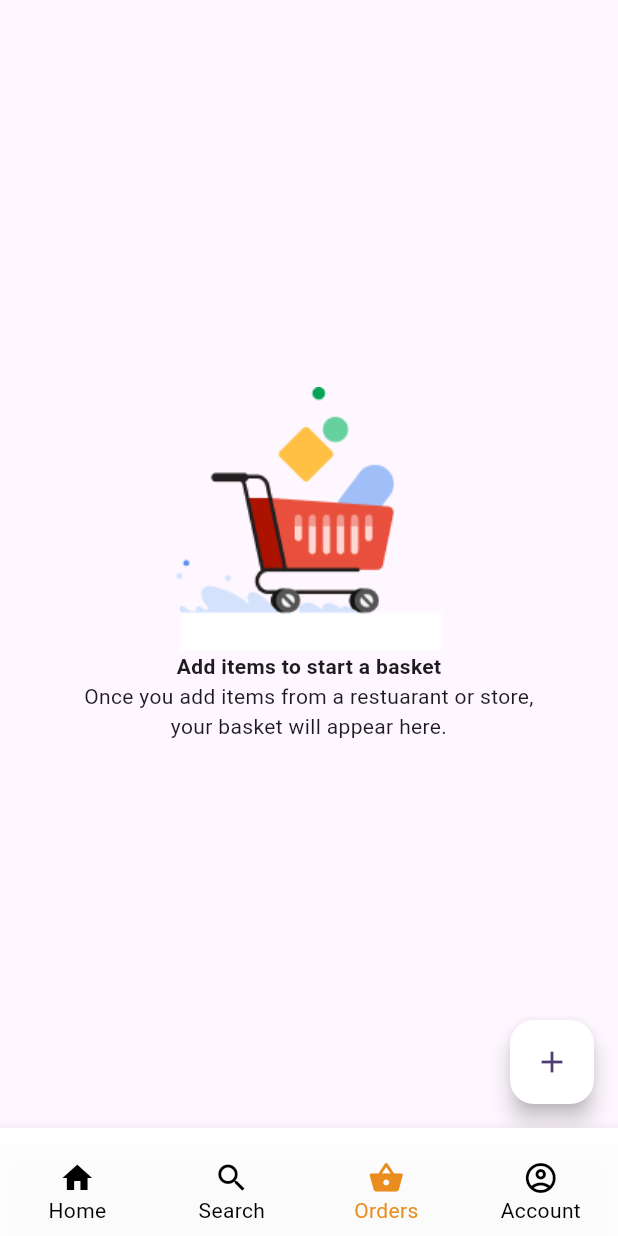
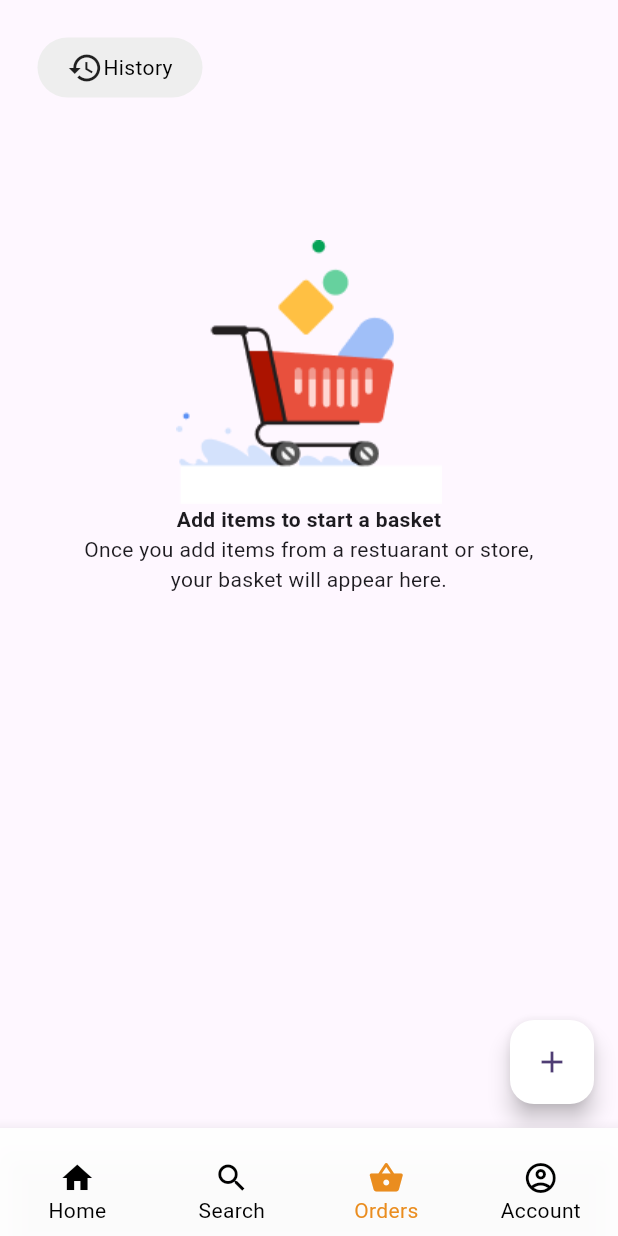
Before and after one commit to Mario-M007/final_year_project, a Flutter app: the screen it shows once a user with an empty profile is signed in, swiped to page 3, on a phone screen of 412 x 824 dp. Run offline on Flutter 3.47's test engine with Material 3 defaults, Android fonts, the phone set to English and light mode, and no system bars; our stand-ins replace cloud_firestore, firebase_auth, firebase_core; accounts and stored records are empty.

Commit message:
wip ordering mecanism

```diff
--- a/lib/pages/orders_page.dart
+++ b/lib/pages/orders_page.dart
@@ -1,3 +1,4 @@
+import 'package:final_year_project/widgets/history_button.dart';
 import 'package:flutter/material.dart';
 
 class OrderPage extends StatefulWidget {
@@ -14,20 +15,33 @@ class _OrderPageState extends State<OrderPage> {
   Widget build(BuildContext context) {
     return Scaffold(
       body: items.isEmpty
-          ? Center(
+          ? SafeArea(
               child: Column(
-                mainAxisAlignment: MainAxisAlignment.center,
+                crossAxisAlignment: CrossAxisAlignment.start,
                 children: [
-                  Image.asset('lib/assets/cart.png'),
-                  const Text(
-                    'Add items to start a basket',
-                    style: TextStyle(fontWeight: FontWeight.bold),
+                  Padding(
+                    padding: const EdgeInsetsDirectional.symmetric(
+                        horizontal: 25, vertical: 25),
+                    child: HistoryButton(onTap: () {}, text: "History"),
                   ),
-                  const SizedBox(
-                    width: 300,
+                  Padding(
+                    padding: const EdgeInsetsDirectional.only(top: 70),
+                    child: Center(child: Image.asset('lib/assets/cart.png')),
+                  ),
+                  const Center(
                     child: Text(
-                      'Once you add items from a restuarant or store, your basket will appear here.',
+                      'Add items to start a basket',
+                      style: TextStyle(fontWeight: FontWeight.bold),
                       textAlign: TextAlign.center,
+                    ),
+                  ),
+                  const Center(
+                    child: SizedBox(
+                      width: 300,
+                      child: Text(
+                        'Once you add items from a restuarant or store, your basket will appear here.',
+                        textAlign: TextAlign.center,
+                      ),
                     ),
                   ),
                 ],
--- /dev/null
+++ b/lib/widgets/history_button.dart
@@ -0,0 +1,38 @@
+import 'package:flutter/material.dart';
+
+class HistoryButton extends StatelessWidget {
+  final Function()? onTap;
+  final String text;
+  const HistoryButton({
+    super.key,
+    required this.onTap,
+    required this.text,
+  });
+
+  @override
+  Widget build(BuildContext context) {
+    return GestureDetector(
+      onTap: onTap,
+      child: Container(
+        width: 110,
+        height: 40,
+        decoration: BoxDecoration(
+          color: const Color(0xFFEEEEEE),
+          borderRadius: BorderRadius.circular(100),
+        ),
+        child: Row(
+          mainAxisAlignment: MainAxisAlignment.center,
+          children: [
+            const Icon(Icons.history),
+            Center(
+              child: Text(
+                text,
+                style: const TextStyle(color: Colors.black),
+              ),
+            ),
+          ],
+        ),
+      ),
+    );
+  }
+}
```
Also changed, not shown: lib/pages/menu_page.dart (+10 -1 lines), lib/pages/order_selection_page.dart (+64 -25 lines).
